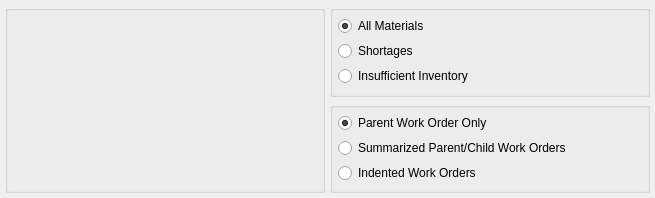
First picture: the form in guiclient/displays/dspInventoryAvailabilityByWorkOrder.ui, repository discountscott/qt-client, before the edit.
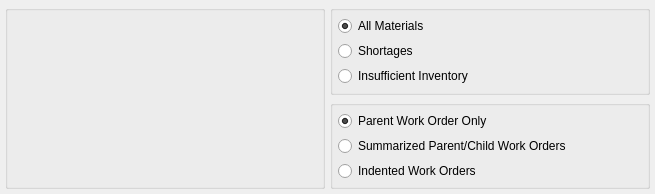
Second picture: the form after the edit. Custom widgets are drawn as their Qt base class.

Patch:
```diff
--- a/guiclient/displays/dspInventoryAvailabilityByWorkOrder.ui
+++ b/guiclient/displays/dspInventoryAvailabilityByWorkOrder.ui
@@ -14,7 +14,7 @@
     <x>0</x>
     <y>0</y>
     <width>655</width>
-    <height>198</height>
+    <height>194</height>
    </rect>
   </property>
   <property name="windowTitle">
```
